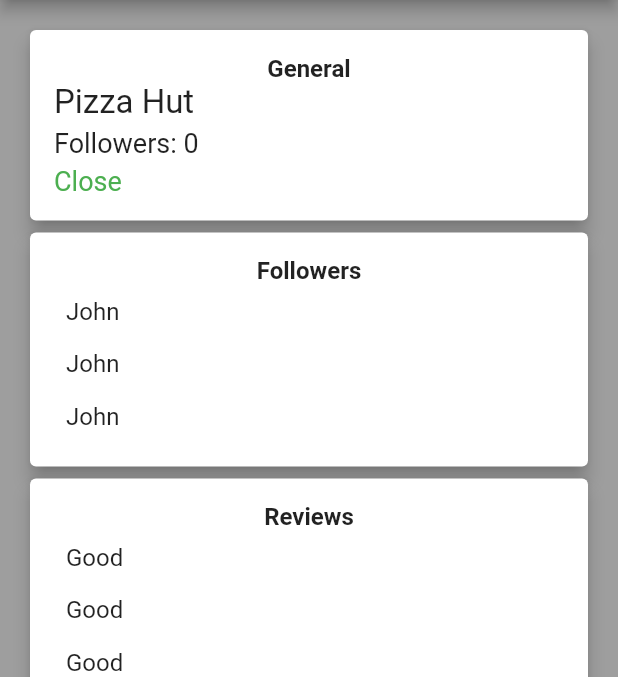
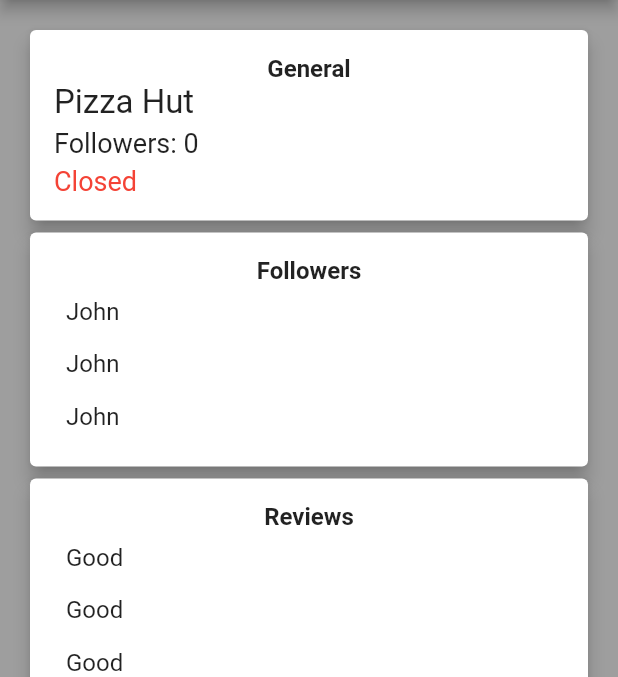
Before and after one commit to visionxStudio/getx-Observables-Flutter, a Flutter app: the screen it shows after launch, on a phone screen of 412 x 824 dp, the part 84-761 px from its top. Run offline on Flutter 3.47's test engine with Material 2 defaults, Android fonts, the phone set to English and light mode, and no system bars; our stand-ins replace get.

Commit message:
first commit

```diff
--- a/lib/screens/home.dart
+++ b/lib/screens/home.dart
@@ -39,8 +39,12 @@ class Home extends StatelessWidget {
                     SizedBox(height: 4),
                     Obx(
                       () => Text(
-                          restroController.isOpen.value ? "Open" : "Close",
-                          style: TextStyle(color: Colors.green, fontSize: 18)),
+                          restroController.isOpen.value ? "Open" : "Closed",
+                          style: TextStyle(
+                              color: restroController.isOpen.value
+                                  ? Colors.green
+                                  : Colors.red,
+                              fontSize: 18)),
                     )
                   ],
                 ),
```
Also changed, not shown: lib/screens/add_followers.dart (+16 -9 lines).
